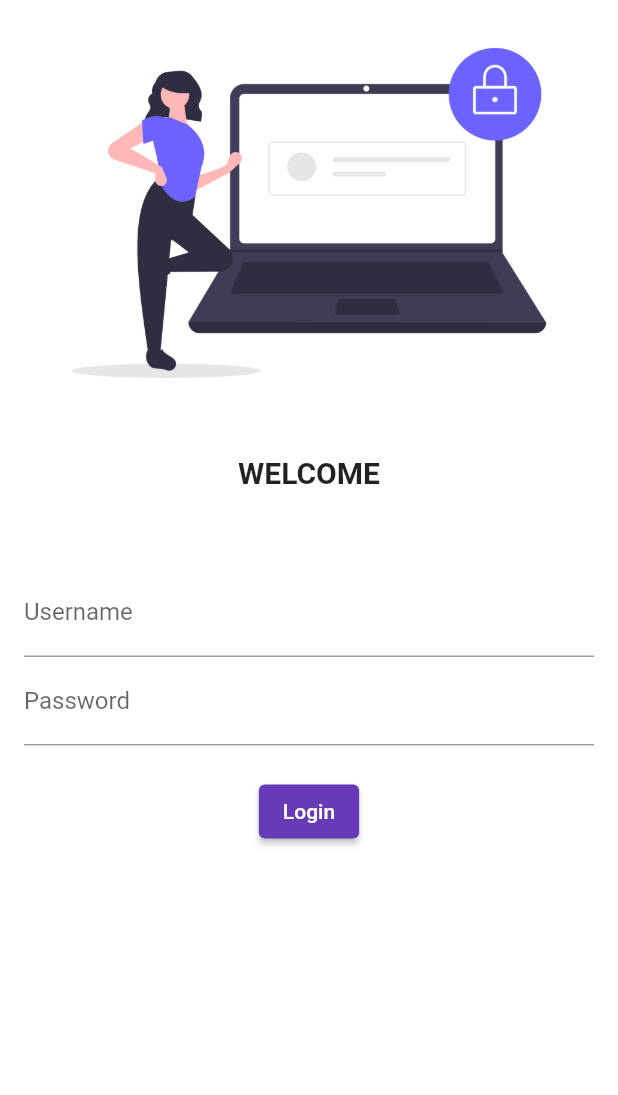
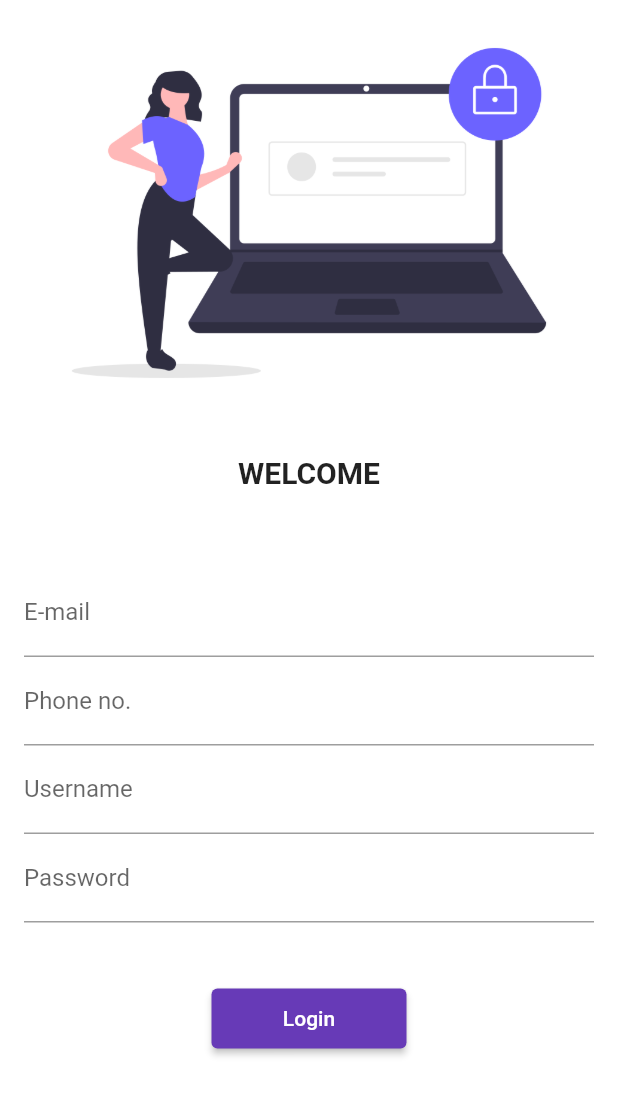
Before and after one commit to harshkum99/flutter_application_1, a Flutter app: the screen it shows after launch, on a phone screen of 412 x 824 dp. Shown: the top 1095 px of the screen. Run offline on Flutter 3.47's test engine with Material 2 defaults, Android fonts, the phone set to English and light mode, and no system bars; our stand-ins replace google_fonts.

Commit message:
Day5 Completed

```diff
--- a/lib/main.dart
+++ b/lib/main.dart
@@ -2,6 +2,7 @@
 
 import 'package:flutter/material.dart';
 import 'package:flutter_application_1/pages/home_page.dart';
+import 'package:flutter_application_1/utilities/routes.dart';
 import 'package:google_fonts/google_fonts.dart';
 
 import 'pages/loginpage.dart';
@@ -27,8 +28,8 @@ class MyApp extends StatelessWidget {
       ),
       routes: {
         "/": (context) => LoginPage(),
-        "/home": (context) => Homepage(),
-        "/login": (context) => LoginPage(),
+        MyRoutes.homeRoute: (context) => Homepage(),
+        MyRoutes.loginRoute: (context) => LoginPage(),
       },
     );
   }
--- a/lib/pages/loginpage.dart
+++ b/lib/pages/loginpage.dart
@@ -1,6 +1,7 @@
 // ignore_for_file: prefer_const_constructors
 
 import 'package:flutter/material.dart';
+import 'package:flutter_application_1/utilities/routes.dart';
 
 class LoginPage extends StatelessWidget {
   const LoginPage({super.key});
@@ -27,6 +28,16 @@ class LoginPage extends StatelessWidget {
                 const EdgeInsets.symmetric(horizontal: 16.0, vertical: 32.0),
             child: Column(children: [
               TextFormField(
+                obscureText: false,
+                decoration: InputDecoration(
+                    hintText: " Enter e-mail", labelText: "E-mail"),
+              ),
+              TextFormField(
+                obscureText: false,
+                decoration: InputDecoration(
+                    hintText: " Enter Phone no.", labelText: "Phone no."),
+              ),
+              TextFormField(
                 decoration: InputDecoration(
                     hintText: " Enter Username", labelText: "Username"),
               ),
@@ -36,15 +47,14 @@ class LoginPage extends StatelessWidget {
                     hintText: " Enter Password", labelText: "Password"),
               ),
               SizedBox(
-                height: 20.0,
+                height: 40.0,
               ),
               ElevatedButton(
                 // ignore: sort_child_properties_last
                 child: Text("Login"),
-                style: TextButton.styleFrom(),
+                style: TextButton.styleFrom(minimumSize: Size(130, 40)),
                 onPressed: () {
-                  // ignore: avoid_print
-                  print("Hi WELCOME");
+                  Navigator.pushNamed(context, MyRoutes.homeRoute);
                 },
               ),
             ]),
--- /dev/null
+++ b/lib/utilities/routes.dart
@@ -0,0 +1,4 @@
+class MyRoutes {
+  static String loginRoute = "/login";
+  static String homeRoute = "/home";
+}
```
